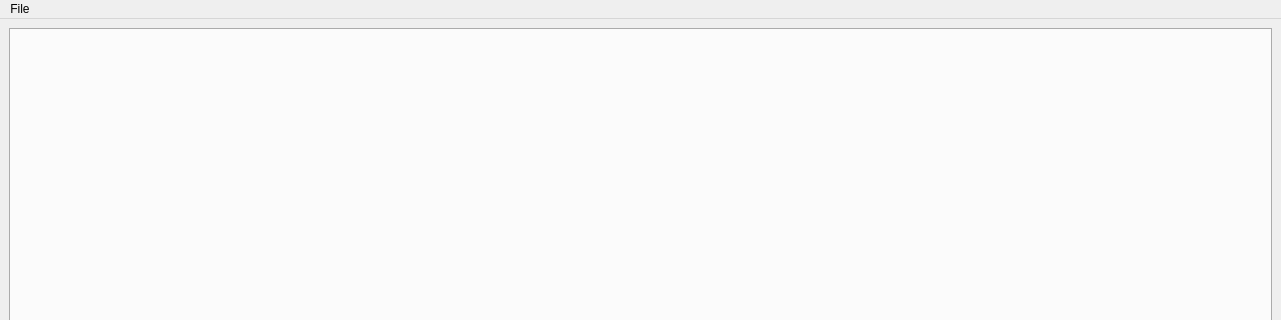
Above: ui/mainwindow.ui from ggonnella/gfaviz before the change; both pictures show x 0 to 1281 and y 0 to 320 of the 1281 by 812 pixel window. Below: the same form after it.
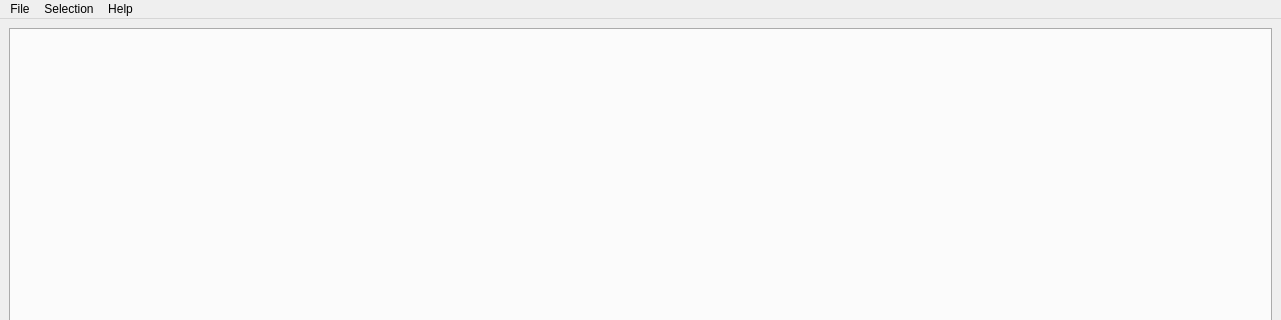
That is the form after the change. Icons and pictures are not drawn.

Commit message: Added Mousewheel zoom. Added Help/About menu. Added Select menu. Added tagtype and tooltips for tags in graph info and in the graph view. Fixed Label movement. Fixed Fragment-positioning. Added option for transparent png background. Added display of current style settings in style menu.

What changed in the file:
```diff
--- a/ui/mainwindow.ui
+++ b/ui/mainwindow.ui
@@ -72,7 +72,24 @@
     <addaction name="actionRender"/>
     <addaction name="actionClose"/>
    </widget>
+   <widget class="QMenu" name="menuHelp">
+    <property name="title">
+     <string>Help</string>
+    </property>
+    <addaction name="actionAbout"/>
+    <addaction name="actionHelp"/>
+   </widget>
+   <widget class="QMenu" name="menuSelection">
+    <property name="title">
+     <string>Selection</string>
+    </property>
+    <addaction name="actionSelectAll"/>
+    <addaction name="actionSelectNone"/>
+    <addaction name="actionSelectInvert"/>
+   </widget>
    <addaction name="menuFile"/>
+   <addaction name="menuSelection"/>
+   <addaction name="menuHelp"/>
   </widget>
   <widget class="QStatusBar" name="statusbar"/>
   <action name="actionOpen">
```
Left out of the diff: 34 changed lines with no effect on the pictures. The commit also changes 23 other files.
